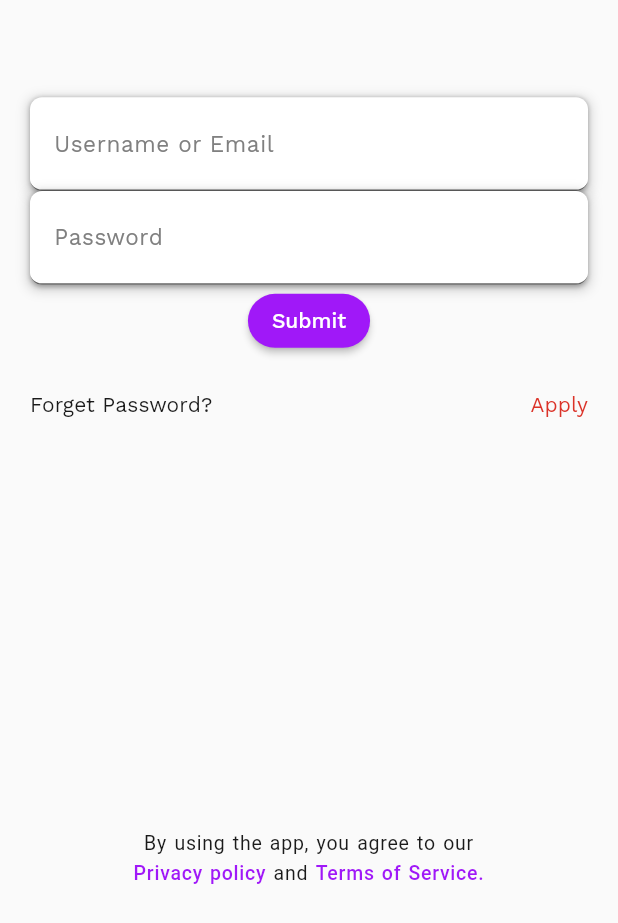
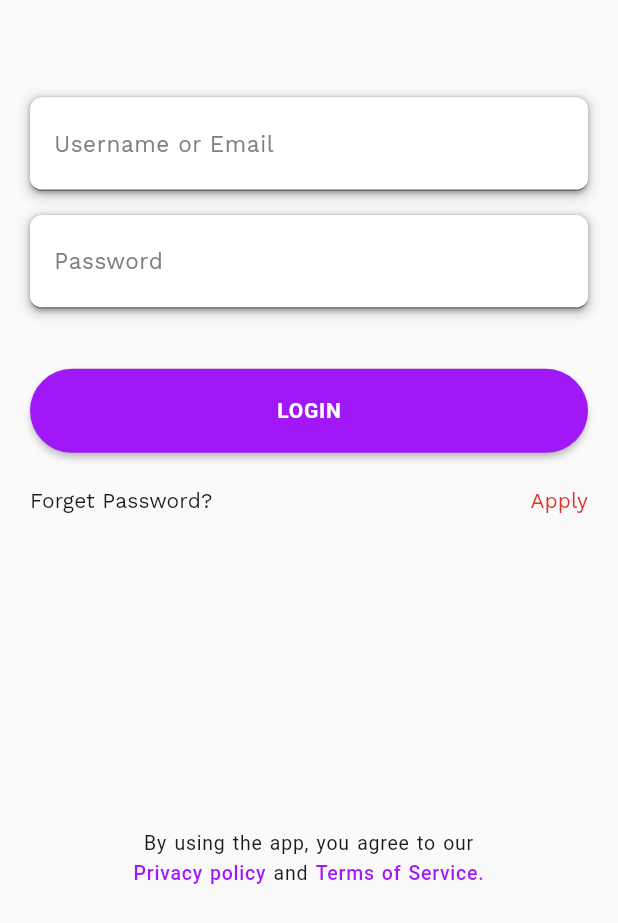
Before and after one commit to ausaf-liaquat/unique-med-services, a Flutter app: the LoginScreen screen opened by its route, on a phone screen of 412 x 824 dp, the part 313-1236 px from its top. Run offline on Flutter 3.47's test engine with Material 2 defaults, Android fonts, the phone set to English and light mode, and no system bars; drawn by our look-alikes of flutter_form_builder; our stand-ins replace form_builder_validators, google_fonts.

Commit message:
login complete

```diff
--- a/lib/screens/login.dart
+++ b/lib/screens/login.dart
@@ -73,10 +73,7 @@ class _LoginScreenState extends State<LoginScreen> {
                               // sucess funtion
                             }
                           },
-                          child: const Text(
-                            'Submit',
-                            style: TextStyle(color: Colors.white),
-                          ),
+                          child: const Text('LOGIN'),
                         ),
                         const SizedBox(height: 24),
                         Row(
--- a/lib/shared/theme/main.dart
+++ b/lib/shared/theme/main.dart
@@ -8,9 +8,21 @@ class AppThemeData {
   ThemeData lightTheme = ThemeData(
     fontFamily: fonts,
     colorScheme: AppColorScheme().colorScheme,
-    buttonTheme: const ButtonThemeData(shape: StadiumBorder()),
+    buttonTheme: ButtonThemeData(
+        shape: const StadiumBorder(),
+        buttonColor: HexColor('#A018F8'),
+        textTheme: ButtonTextTheme.accent),
     elevatedButtonTheme: ElevatedButtonThemeData(
-        style: TextButton.styleFrom(shape: const StadiumBorder())),
+        style: TextButton.styleFrom(
+            iconColor: AppColorScheme().black0,
+            padding: const EdgeInsets.fromLTRB(30, 20, 30, 20),
+            shape: const StadiumBorder(),
+            minimumSize: const Size.fromHeight(50),
+            textStyle: TextStyle(
+                color: AppColorScheme().black0,
+                fontSize: 14,
+                letterSpacing: 0.5,
+                fontWeight: FontWeight.w600))),
     inputDecorationTheme: InputDecorationTheme(
         contentPadding:
             const EdgeInsets.only(left: 16, right: 16, top: 12, bottom: 12),
--- a/lib/widgets/common/text_field.dart
+++ b/lib/widgets/common/text_field.dart
@@ -3,7 +3,7 @@ import 'package:flutter_form_builder/flutter_form_builder.dart';
 import 'package:ums_staff/widgets/common/typography.dart';
 import '../../shared/theme/color.dart';
 
-class AppTextField extends StatefulWidget {
+class AppTextField extends StatelessWidget {
   const AppTextField({
     super.key,
     required this.name,
@@ -21,11 +21,6 @@ class AppTextField extends StatefulWidget {
   final double? bottom;
   final String? error;
 
-  @override
-  State<AppTextField> createState() => _AppTextFieldState();
-}
-
-class _AppTextFieldState extends State<AppTextField> {
   @override
   Widget build(BuildContext context) {
     return Column(
@@ -49,8 +44,8 @@ class _AppTextFieldState extends State<AppTextField> {
             ],
           ),
           child: FormBuilderTextField(
-            name: widget.name,
-            validator: widget.validator,
+            name: name,
+            validator: validator,
             style: TextStyle(
               color: AppColorScheme().black80,
               fontSize: 18,
@@ -59,7 +54,7 @@ class _AppTextFieldState extends State<AppTextField> {
             decoration: InputDecoration(
               errorStyle: const TextStyle(height: 1, fontSize: 0),
               label: AppTypography(
-                text: widget.label,
+                text: label,
                 size: 15,
                 color: AppColorScheme().black50,
                 spacing: 0.4,
@@ -67,23 +62,22 @@ class _AppTextFieldState extends State<AppTextField> {
             ),
           ),
         ),
-        (widget.helpText + (widget.error ?? '')) != ''
+        (helpText + (error ?? '')) != ''
             ? Container(
                 margin: EdgeInsets.only(
-                    left: 20.0,
-                    right: 20.0,
-                    bottom: widget.bottom ?? 0,
-                    top: 4),
+                    left: 20.0, right: 20.0, bottom: bottom ?? 0, top: 4),
                 child: AppTypography(
-                  text: widget.error ?? widget.helpText,
+                  text: error ?? helpText,
                   size: 12,
                   align: TextAlign.start,
-                  color: widget.error != null
+                  color: error != null
                       ? Theme.of(context).colorScheme.error
                       : AppColorScheme().black60,
                   spacing: 0.4,
                 ))
-            : const SizedBox(),
+            : SizedBox(
+                height: bottom ?? 0,
+              ),
       ],
     );
   }
```
